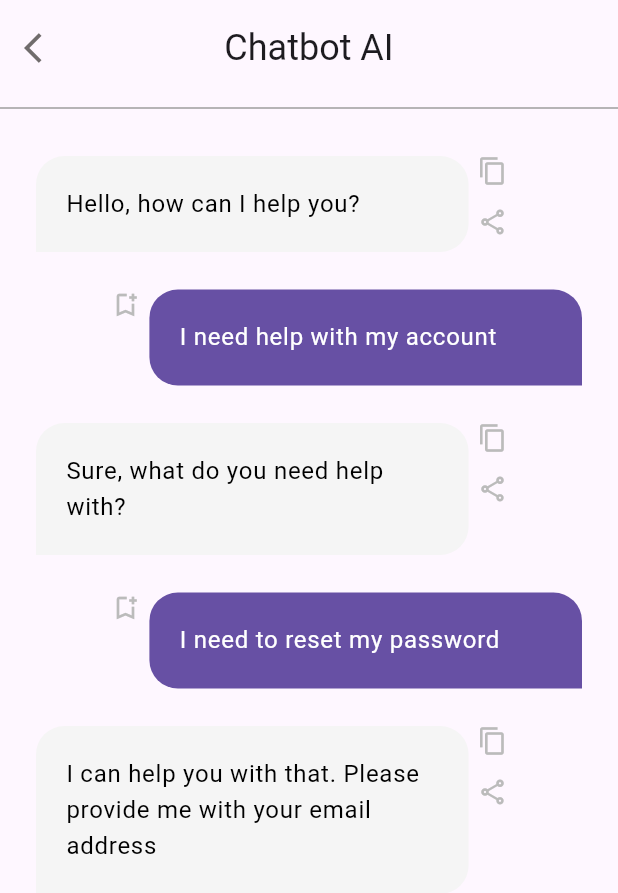
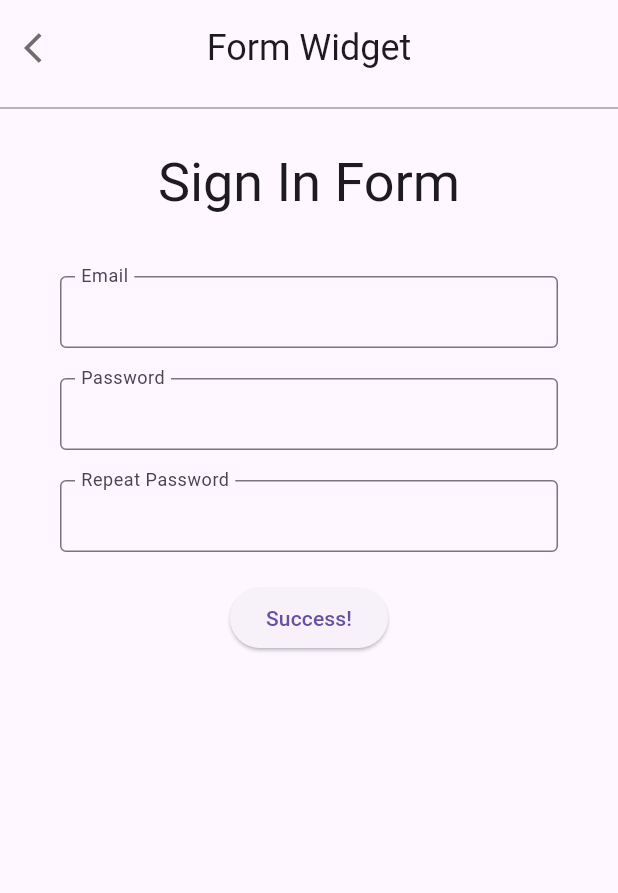
Before and after one commit to VienHaiYen/travo-app-flutter, a Flutter app: the screen it shows after launch, on a phone screen of 412 x 824 dp. Shown: the top 893 px of the screen. Run offline on Flutter 3.47's test engine with Material 3 defaults, Android fonts, the phone set to English and light mode, and no system bars; our stand-ins replace cached_network_image, flutter_svg, go_router.

Commit message:
[W2-D1] Form Widget

```diff
--- /dev/null
+++ b/app_cyclone/lib/w2-d1/FormWidget.dart
@@ -0,0 +1,104 @@
+import 'package:app_cyclone/w2-d1/widget/my_app_bar.dart';
+import 'package:flutter/material.dart';
+
+class FormWidget extends StatefulWidget {
+  const FormWidget({Key? key}) : super(key: key);
+
+  @override
+  State<FormWidget> createState() => _FormWidgetState();
+}
+
+class _FormWidgetState extends State<FormWidget> {
+  final _formKey = GlobalKey<FormState>();
+  TextEditingController _usernameC = TextEditingController();
+  TextEditingController _passwordC = TextEditingController();
+  TextEditingController _repeatPasswordC = TextEditingController();
+
+  bool _isValidEmail(value) {
+    return RegExp(r'^[\w-\.]+@([\w-]+\.)+[\w-]{2,4}$').hasMatch(value);
+  }
+
+  @override
+  Widget build(BuildContext context) {
+    return Scaffold(
+        appBar: const MyAppBar(title: "Form Widget", showBackButton: true),
+        body: Padding(
+          padding: const EdgeInsets.symmetric(vertical: 20.0, horizontal: 40),
+          child: Form(
+            key: _formKey,
+            child: Column(
+              children: [
+                Text("Sign In Form",
+                    style: Theme.of(context).textTheme.headline3),
+                const SizedBox(height: 40),
+                TextFormField(
+                  controller: _usernameC,
+                  decoration: const InputDecoration(
+                      labelText: 'Email',
+                      floatingLabelBehavior: FloatingLabelBehavior.always,
+                      contentPadding: EdgeInsets.all(10.0),
+                      border: OutlineInputBorder()),
+                  validator: (value) {
+                    if (value == null || value.isEmpty) {
+                      return 'Please enter some text';
+                    } else if (!_isValidEmail(value)) {
+                      return 'Please enter a valid email';
+                    }
+                    return null;
+                  },
+                ),
+                const SizedBox(height: 20),
+                TextFormField(
+                  obscureText: true,
+                  controller: _passwordC,
+                  decoration: const InputDecoration(
+                      labelText: 'Password',
+                      floatingLabelBehavior: FloatingLabelBehavior.always,
+                      contentPadding: EdgeInsets.all(10.0),
+                      border: OutlineInputBorder()),
+                  validator: (value) {
+                    if (value == null || value.isEmpty) {
+                      return 'Please enter some text';
+                    }
+                    return null;
+                  },
+                ),
+                const SizedBox(height: 20),
+                TextFormField(
+                  obscureText: true,
+                  controller: _repeatPasswordC,
+                  decoration: const InputDecoration(
+                      labelText: 'Repeat Password',
+                      floatingLabelBehavior: FloatingLabelBehavior.always,
+                      contentPadding: EdgeInsets.all(10.0),
+                      border: OutlineInputBorder()),
+                  validator: (value) {
+                    if (value == null || value.isEmpty) {
+                      return 'Please enter some text';
+                    } else if (value != _passwordC.text) {
+                      return 'Password does not match';
+                    }
+                    return null;
+                  },
+                ),
+                SizedBox(height: 20),
+                ElevatedButton(
+                  onPressed: () {
+                    if (_formKey.currentState!.validate()) {
+                      ScaffoldMessenger.of(context).showSnackBar(
+                        const SnackBar(content: Text('Processing Data')),
+                      );
+                    } else {
+                      ScaffoldMessenger.of(context).showSnackBar(
+                        const SnackBar(content: Text('Invalid Data')),
+                      );
+                    }
+                  },
+                  child: const Text('Success!'),
+                ),
+              ],
+            ),
+          ),
+        ));
+  }
+}
--- a/app_cyclone/lib/w2-d1/W2D1.dart
+++ b/app_cyclone/lib/w2-d1/W2D1.dart
@@ -1,5 +1,5 @@
-import 'package:app_cyclone/w2-d1/widget/message_row.dart';
-import 'package:app_cyclone/w2-d1/widget/my_app_bar.dart';
+import 'package:app_cyclone/w2-d1/FormWidget.dart';
+import 'package:app_cyclone/w2-d1/ReuseWidget.dart';
 import 'package:flutter/material.dart';
 
 class W2D1 extends StatelessWidget {
@@ -7,57 +7,6 @@ class W2D1 extends StatelessWidget {
 
   @override
   Widget build(BuildContext context) {
-    return Scaffold(
-      appBar: const MyAppBar(title: "Chatbot AI", showBackButton: true),
-      body: Padding(
-        padding: const EdgeInsets.all(24),
-        child: Column(children: [
-          Expanded(
-            child: SingleChildScrollView(
-              child: Column(
-                mainAxisSize: MainAxisSize.min,
-                children: [
-                  Container(
-                    margin: const EdgeInsets.only(bottom: 25),
-                    child: const MessageRow(
-                      message: "Hello, how can I help you?",
-                      isSelf: false,
-                    ),
-                  ),
-                  Container(
-                    margin: const EdgeInsets.only(bottom: 25),
-                    child: const MessageRow(
-                      message: "I need help with my account",
-                      isSelf: true,
-                    ),
-                  ),
-                  Container(
-                    margin: const EdgeInsets.only(bottom: 25),
-                    child: const MessageRow(
-                      message: "Sure, what do you need help with?",
-                      isSelf: false,
-                    ),
-                  ),
-                  Container(
-                    margin: const EdgeInsets.only(bottom: 25),
-                    child: const MessageRow(
-                      message: "I need to reset my password",
-                      isSelf: true,
-                    ),
-                  ),
-                  Container(
-                    child: const MessageRow(
-                      message:
-                          "I can help you with that. Please provide me with your email address",
-                      isSelf: false,
-                    ),
-                  ),
-                ],
-              ),
-            ),
-          ),
-        ]),
-      ),
-    );
+    return FormWidget();
   }
 }
--- a/app_cyclone/lib/w2-d1/widget/my_app_bar copy.dart
+++ /dev/null
@@ -1,41 +0,0 @@
-import 'package:flutter/material.dart';
-
-class MyAppBar extends StatelessWidget implements PreferredSizeWidget {
-  const MyAppBar(
-      {super.key,
-      this.height = 80,
-      required this.title,
-      required this.showBackButton});
-
-  final double height;
-  final String title;
-  final bool showBackButton;
-
-  @override
-  Widget build(BuildContext context) {
-    final theme = Theme.of(context);
-    return AppBar(
-        toolbarHeight: height,
-        automaticallyImplyLeading: false,
-        leading: showBackButton
-            ? IconButton(
-                onPressed: () {},
-                icon: const Icon(
-                  Icons.arrow_back_ios,
-                  color: Color(0xFF706C6C),
-                ))
-            : null,
-        title: Text(title, style: theme.textTheme.headlineSmall),
-        centerTitle: true,
-        bottom: const PreferredSize(
-          preferredSize: Size.fromHeight(1),
-          child: Divider(
-            thickness: 1,
-            color: Colors.grey,
-          ),
-        ));
-  }
-
-  @override
-  Size get preferredSize => Size.fromHeight(height);
-}
--- a/app_cyclone/pubspec.yaml
+++ b/app_cyclone/pubspec.yaml
@@ -13,6 +13,8 @@ dependencies:
   cached_network_image: ^3.3.1
   flutter_svg: ^2.0.10
   go_router: ^13.2.0
+  multi_select_flutter: ^4.1.3
+  multi_dropdown: ^2.1.4
 
 dev_dependencies:
   flutter_test:
```
Also changed, not shown: app_cyclone/lib/w2-d1/ReuseWidget.dart (added, +63 -0 lines), app_cyclone/lib/w2-d1/widget/message.dart (+4 -4 lines), app_cyclone/lib/w2-d1/widget/stop_generating_button.dart (deleted, +0 -49 lines), app_cyclone/pubspec.lock.
